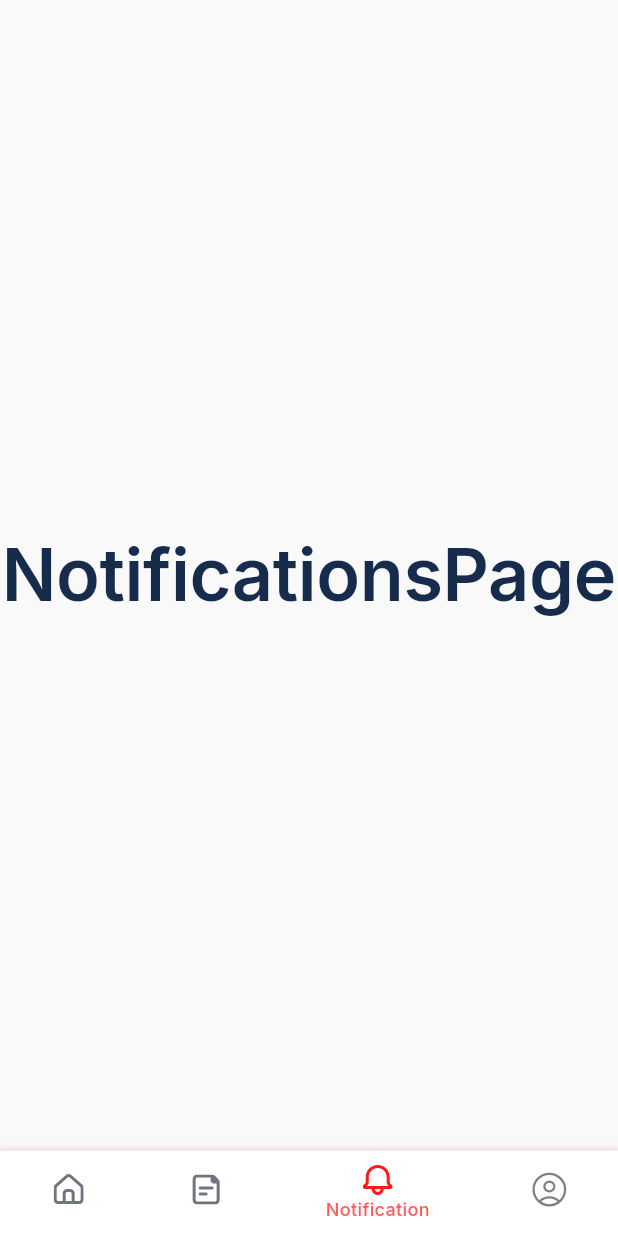
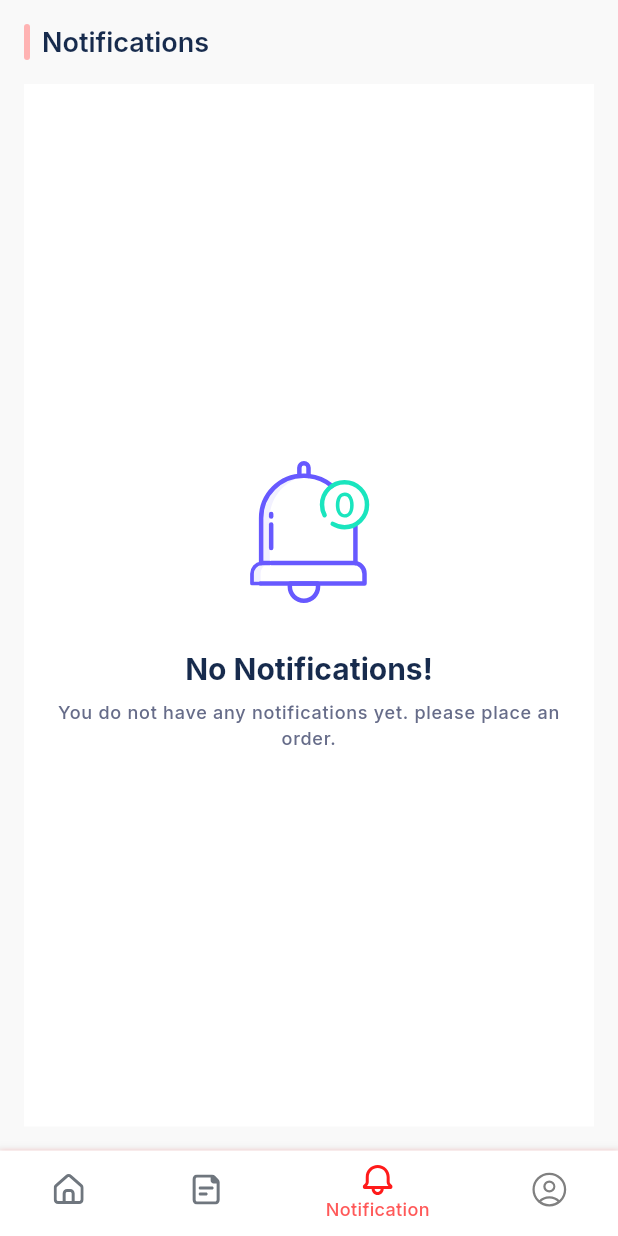
Before and after one commit to aymer-prime/gelirx, a Flutter app: the screen it shows after launch, item 3 of the bottom bar chosen, on a phone screen of 412 x 824 dp. Run offline on Flutter 3.47's test engine with Material 3 defaults, Android fonts, the phone set to English and light mode, and no system bars; our stand-ins replace auto_route, bloc, cached_network_image, connectivity_plus, dartz, dio and 21 more; missing offline and left inert: dart:ffi, flutter_facebook_auth, flutter_map_cancellable_tile_provider; accounts and stored records are empty; network calls fail.

Commit message:
UI update: - booking service bottom sheet. - base notifications page UI.

```diff
--- a/lib/app/utils/resources/assets_manager.dart
+++ b/lib/app/utils/resources/assets_manager.dart
@@ -16,6 +16,8 @@ class ImageAssets {
   static const String navbarProfile = '$imagePath/navbar/navbar_profile.svg';
   //services
   static const String acIcon = '$imagePath/services/ac_icon.svg';
+  //notifications
+  static const String noNotifications = '$imagePath/notifications/no_notifications_icon.svg';
   //login buttons
   static const String googleLogo = '$imagePath/login_buttons/google.png';
   static const String facebookLogo = '$imagePath/login_buttons/facebook.png';
--- a/lib/app/utils/resources/theme_manager.dart
+++ b/lib/app/utils/resources/theme_manager.dart
@@ -66,9 +66,9 @@ ThemeData getApplicationTheme() {
     outlinedButtonTheme: OutlinedButtonThemeData(
       style: OutlinedButton.styleFrom(
         padding: EdgeInsets.zero,
-        textStyle: getRegularStyle(
-          color: ColorManager.black,
-          fontSize: FontSizeManager.s18,
+        textStyle: getBoldStyle(
+          color: ColorManager.textTitleColor,
+          fontSize: FontSizeManager.s15,
         ),
         foregroundColor: ColorManager.black,
         side: BorderSide(
--- a/lib/features/home/presentation/pages/home_page.dart
+++ b/lib/features/home/presentation/pages/home_page.dart
@@ -10,7 +10,7 @@ import 'package:gelirx/app/utils/resources/strings_manager.dart';
 import 'package:gelirx/app/utils/resources/values_manager.dart';
 import 'package:gelirx/features/home/presentation/bloc/home_bloc.dart';
 import 'package:gelirx/features/home/presentation/misc/functions.dart';
-import 'package:gelirx/features/home/presentation/widgets/card_label_widget.dart';
+import 'package:gelirx/features/shared/widgets/card_label_widget.dart';
 import 'package:gelirx/features/home/presentation/widgets/top_categories_widget.dart';
 import 'package:gelirx/features/shared/widgets/dialogs/loading_screen.dart';
 
--- a/lib/features/home/presentation/widgets/home_dragable_sheet.dart
+++ b/lib/features/home/presentation/widgets/home_dragable_sheet.dart
@@ -7,7 +7,7 @@ import 'package:gelirx/app/utils/resources/strings_manager.dart';
 import 'package:gelirx/app/utils/resources/values_manager.dart';
 import 'package:gelirx/features/home/domain/entities/category.dart';
 import 'package:gelirx/features/home/presentation/bloc/home_bloc.dart';
-import 'package:gelirx/features/home/presentation/widgets/card_label_widget.dart';
+import 'package:gelirx/features/shared/widgets/card_label_widget.dart';
 import 'package:gelirx/features/home/presentation/widgets/category_item.dart';
 import 'package:gelirx/features/home/presentation/widgets/range_slider_widget.dart';
 import 'package:gelirx/features/home/presentation/widgets/sevice_widget.dart';
--- a/lib/features/home/presentation/widgets/top_categories_widget.dart
+++ b/lib/features/home/presentation/widgets/top_categories_widget.dart
@@ -7,7 +7,7 @@ import 'package:gelirx/app/utils/resources/strings_manager.dart';
 import 'package:gelirx/app/utils/resources/values_manager.dart';
 import 'package:gelirx/features/home/domain/entities/category.dart';
 import 'package:gelirx/features/home/presentation/bloc/home_bloc.dart';
-import 'package:gelirx/features/home/presentation/widgets/card_label_widget.dart';
+import 'package:gelirx/features/shared/widgets/card_label_widget.dart';
 import 'package:gelirx/features/home/presentation/widgets/categories_grid_widget.dart';
 import 'package:gelirx/features/home/presentation/widgets/category_item.dart';
 import 'package:flutter_bloc/flutter_bloc.dart';
--- a/lib/features/notifications/presentation/pages/notifications_page.dart
+++ b/lib/features/notifications/presentation/pages/notifications_page.dart
@@ -1,5 +1,10 @@
 import 'package:flutter/material.dart';
+import 'package:flutter_svg/svg.dart';
 import 'package:gelirx/app/extensions/context.dart';
+import 'package:gelirx/app/utils/resources/assets_manager.dart';
+import 'package:gelirx/app/utils/resources/color_manager.dart';
+import 'package:gelirx/app/utils/resources/values_manager.dart';
+import 'package:gelirx/features/shared/widgets/card_label_widget.dart';
 
 class NotificationsPage extends StatelessWidget {
   const NotificationsPage({super.key});
@@ -7,10 +12,48 @@ class NotificationsPage extends StatelessWidget {
   @override
   Widget build(BuildContext context) {
     return Scaffold(
-      body: Center(
-        child: Text(
-          'NotificationsPage',
-          style: context.textTheme.displayLarge,
+      body: Padding(
+        padding: const EdgeInsets.all(
+          AppPadding.p16,
+        ),
+        child: Column(
+          children: [
+            CardLabelWidget(label: 'Notifications'),
+            const SizedBox(height: AppSize.s16),
+            Expanded(
+              child: Container(
+                decoration: BoxDecoration(
+                  color: ColorManager.white,
+                ),
+                child: Center(
+                  child: Padding(
+                    padding: const EdgeInsets.symmetric(
+                      horizontal: AppPadding.p20,
+                    ),
+                    child: Column(
+                      mainAxisAlignment: MainAxisAlignment.center,
+                      children: [
+                        SvgPicture.asset(
+                          ImageAssets.noNotifications,
+                        ),
+                        const SizedBox(height: AppSize.s32),
+                        Text(
+                          'No Notifications!',
+                          style: context.textTheme.displaySmall,
+                        ),
+                        const SizedBox(height: AppSize.s8),
+                        Text(
+                          'You do not have any notifications yet. please place an order.',
+                          style: context.textTheme.labelSmall,
+                          textAlign: TextAlign.center,
+                        ),
+                      ],
+                    ),
+                  ),
+                ),
+              ),
+            ),
+          ],
         ),
       ),
     );
--- a/pubspec.yaml
+++ b/pubspec.yaml
@@ -107,6 +107,8 @@ flutter:
     - assets/images/misc/
     - assets/images/navbar/
     - assets/images/login_buttons/
+    - assets/images/services/
+    - assets/images/notifications/
   # An image asset can refer to one or more resolution-specific "variants", see
   # https://flutter.dev/to/resolution-aware-images
 
```
Also changed, not shown: lib/features/home/presentation/widgets/sevice_widget.dart (+78 -1 lines), assets/images/notifications/no_notifications_icon.svg (added), lib/features/shared/widgets/card_label_widget.dart (renamed from lib/features/home/presentation/widgets/card_label_widget.dart).
